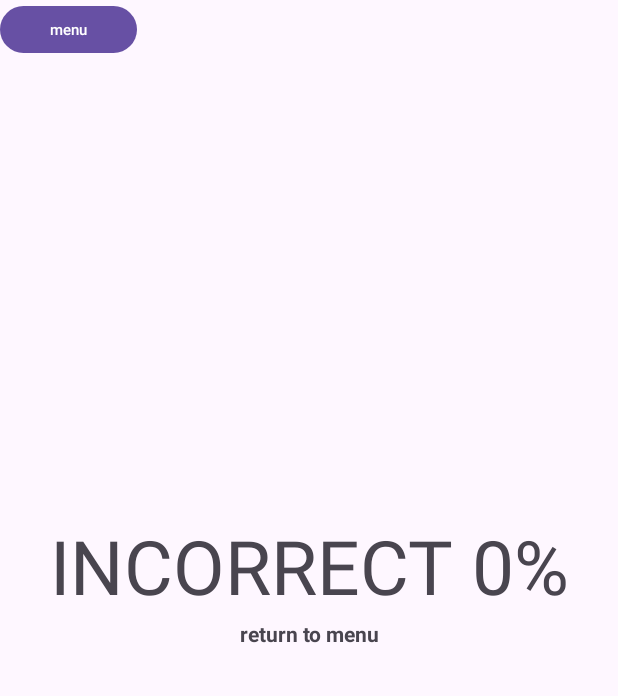
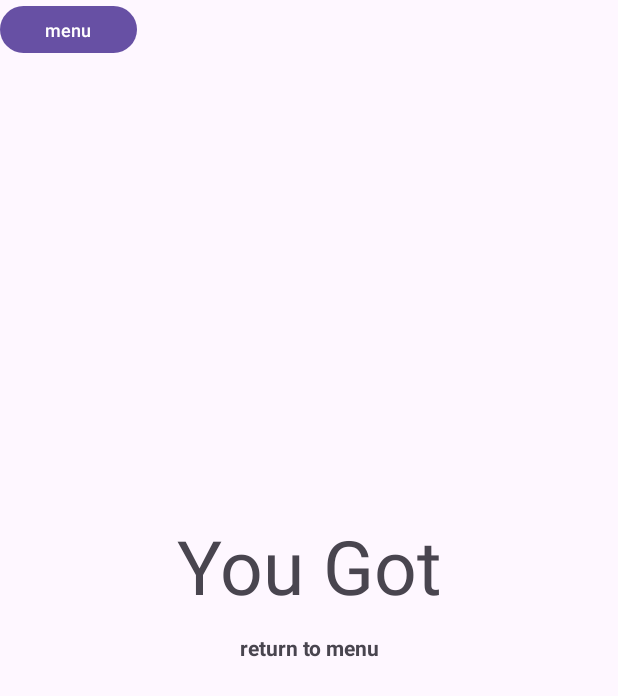
Before and after one commit to MrOpoku1/Math_Quiz, an Android app: the screen it shows after launch (MainActivity), after a tap on "True", on a phone screen of 412 x 824 dp. Shown: the top 696 px of the screen. Run offline under Robolectric (Android 15) with nearby library versions, the phone set to English and light mode, and no system bars; 1 statement that could not run was skipped.

Commit message:
Added Question .java clas, and started to integrate class into the main file

```diff
--- a/app/src/main/java/com/example/mathquiztrivia/MainActivity.java
+++ b/app/src/main/java/com/example/mathquiztrivia/MainActivity.java
@@ -1,51 +1,50 @@
 package com.example.mathquiztrivia;
 import android.content.Intent;
-import android.animation.ObjectAnimator;
 import android.os.Bundle;
-import android.util.DisplayMetrics;
 import android.widget.ImageView;
 import android.widget.TextView;
 import android.widget.Button;
 import android.view.View;
 import android.widget.Toast;
 
-import androidx.activity.EdgeToEdge;
 import androidx.appcompat.app.AppCompatActivity;
-import androidx.core.graphics.Insets;
-import androidx.core.view.ViewCompat;
-import androidx.core.view.WindowInsetsCompat;
+
 public class MainActivity extends AppCompatActivity {
 
-    Button falseButton, menuButton;
-    Button trueButton;
-    TextView RIGHT;
-   TextView WRONG;
+    Button falseButton, menuButton,trueButton;
+   TextView result;
    TextView Statement;
-   ImageView Imaginary;
-
+  private ImageView picture;
     @Override
     protected void onCreate(Bundle savedInstanceState) {
+
+             Question[] quesitons = new Question[]{
+                new Question (getString(R.string.Q1Q1_false), false),
+                new Question (getString(R.string.Q1Q2_true),true, ),
+                new Question (getString(R.string.Q1Q3_true), true),
+                new Question (getString(R.string.Q1Q4_false), false),
+                     new Question(getString(R.string.Q1Q5_false), false)
+        };
+
         super.onCreate(savedInstanceState);
         setContentView(R.layout.activity_main);
-        WRONG=(TextView)findViewById(R.id.WRONG);
-        RIGHT=(TextView)findViewById(R.id.RIGHT);
+        result=(TextView)findViewById(R.id.Result);
         Statement=(TextView)findViewById(R.id.Statement);
         trueButton=(Button)findViewById(R.id.True);
         falseButton=(Button)findViewById(R.id.False);
-        WRONG.setVisibility(View.INVISIBLE);
-        Imaginary=(ImageView)findViewById(R.id.imaginary);
-        RIGHT.setVisibility(View.INVISIBLE);
+        result.setVisibility(View.INVISIBLE);
+        picture =(ImageView)findViewById(R.id.picture);
         menuButton=(Button)findViewById(R.id.menu);
 
         trueButton.setOnClickListener(new View.OnClickListener() {
             @Override
             public void onClick(View v){
-                WRONG.setVisibility(View.VISIBLE);
-                RIGHT.setVisibility(View.INVISIBLE);
+                result.setVisibility(View.VISIBLE);
+               // RIGHT.setVisibility(View.INVISIBLE);
                 Statement.setVisibility(View.INVISIBLE);
                 trueButton.setVisibility(View.INVISIBLE);
                 falseButton.setVisibility(View.INVISIBLE);
-                Imaginary.setVisibility(View.INVISIBLE);
+                picture.setVisibility(View.INVISIBLE);
                 Toast.makeText(v.getContext(), "Incorrect...", Toast.LENGTH_SHORT).show();
 
             }
@@ -54,11 +53,11 @@ public class MainActivity extends AppCompatActivity {
             @Override
             public void onClick(View v){
                 RIGHT.setVisibility(View.VISIBLE);
-                WRONG.setVisibility(View.INVISIBLE);
+                result.setVisibility(View.INVISIBLE);
                 Statement.setVisibility(View.INVISIBLE);
                 trueButton.setVisibility(View.INVISIBLE);
                 falseButton.setVisibility(View.INVISIBLE);
-                Imaginary.setVisibility(View.INVISIBLE);
+                picture.setVisibility(View.INVISIBLE);
                 Toast.makeText(v.getContext(), "Correct!", Toast.LENGTH_SHORT).show();
 
             }
@@ -66,7 +65,7 @@ public class MainActivity extends AppCompatActivity {
         menuButton.setOnClickListener(new View.OnClickListener() {
             @Override
             public void onClick(View v){
-                Intent menu = new Intent(MainActivity.this, MainMenuActivity2.class);
+                Intent menu = new Intent(MainActivity.this, MainMenuActivity.class);
                 startActivity(menu);
             }
         });
--- a/app/src/main/res/layout/activity_main.xml
+++ b/app/src/main/res/layout/activity_main.xml
@@ -13,9 +13,10 @@
         android:layout_width="91dp"
         android:layout_height="39dp"
         android:text="menu"
-        android:textSize="10sp"
+        android:textSize="12sp"
         app:layout_constraintStart_toStartOf="parent"
-        app:layout_constraintTop_toTopOf="parent" />
+        app:layout_constraintTop_toTopOf="parent"
+        tools:ignore="HardcodedText" />
 
 
     <TextView
@@ -23,7 +24,7 @@
         android:layout_width="wrap_content"
         android:layout_height="wrap_content"
         android:gravity="center"
-        android:text="Imaginary numbers are real numbers"
+        android:text="@string/Q1Q1_false"
         android:textSize="30sp"
         android:textStyle="bold"
         app:layout_constraintBottom_toBottomOf="parent"
@@ -34,40 +35,26 @@
         app:layout_constraintVertical_bias="0.661" />
 
     <TextView
-        android:id="@+id/WRONG"
-    android:layout_width="wrap_content"
-    android:layout_height="wrap_content"
-    android:gravity="center"
-    android:text="INCORRECT 0%"
-    android:textSize="50sp"
-    app:layout_constraintBottom_toBottomOf="parent"
+        android:id="@+id/Result"
+        android:layout_width="wrap_content"
+        android:layout_height="wrap_content"
+        android:gravity="center"
+        android:text="@string/result"
+        android:textSize="50sp"
+        app:layout_constraintBottom_toBottomOf="parent"
 
         app:layout_constraintEnd_toEndOf="parent"
         app:layout_constraintStart_toStartOf="parent"
         app:layout_constraintTop_toTopOf="parent"
         app:layout_constraintVertical_bias="0.454" />
 
-    <TextView
-        android:id="@+id/RIGHT"
-        android:layout_width="wrap_content"
-        android:layout_height="wrap_content"
-        android:gravity="center"
-        android:text="CORRECT 100%"
-        android:textSize="50dp"
-        app:layout_constraintBottom_toBottomOf="parent"
-
-        app:layout_constraintEnd_toEndOf="parent"
-        app:layout_constraintHorizontal_bias="0.576"
-        app:layout_constraintStart_toStartOf="parent"
-        app:layout_constraintTop_toTopOf="parent"
-        app:layout_constraintVertical_bias="0.454" />
 
     <Button
         android:id="@+id/True"
         android:layout_width="211dp"
         android:layout_height="153dp"
         android:backgroundTint="#19732F"
-        android:text="True"
+        android:text="@string/True"
         android:textSize="50sp"
         app:layout_constraintBottom_toBottomOf="parent"
         app:layout_constraintStart_toStartOf="parent" />
@@ -77,7 +64,7 @@
         android:layout_width="211dp"
         android:layout_height="153dp"
         android:backgroundTint="#A20B0B"
-        android:text="False"
+        android:text="@string/False"
         android:textSize="50sp"
         app:layout_constraintBottom_toBottomOf="parent"
         app:layout_constraintEnd_toEndOf="parent" />
@@ -86,15 +73,18 @@
         android:id="@+id/Return"
         android:layout_width="95dp"
         android:layout_height="17dp"
-        android:layout_marginTop="2dp"
         android:gravity="center"
         android:text="return to menu"
         android:textStyle="bold"
+        app:layout_constraintBottom_toBottomOf="parent"
         app:layout_constraintEnd_toEndOf="parent"
         app:layout_constraintStart_toStartOf="parent"
-        app:layout_constraintTop_toBottomOf="@+id/WRONG" />
+        app:layout_constraintTop_toTopOf="@+id/Result"
+        app:layout_constraintVertical_bias="0.17"
+        tools:ignore="HardcodedText" />
+
     <ImageView
-        android:id="@+id/imaginary"
+        android:id="@+id/picture"
         android:layout_width="388dp"
         android:layout_height="119dp"
         android:layout_centerInParent="true"
@@ -103,5 +93,6 @@
         app:layout_constraintEnd_toEndOf="parent"
         app:layout_constraintStart_toStartOf="parent"
         app:layout_constraintTop_toTopOf="parent"
-        app:layout_constraintVertical_bias="0.475" />
+        app:layout_constraintVertical_bias="0.475"
+        tools:ignore="ContentDescription" />
 </androidx.constraintlayout.widget.ConstraintLayout>
--- a/app/src/main/res/layout/activity_main2.xml
+++ b/app/src/main/res/layout/activity_main2.xml
@@ -15,7 +15,8 @@
         android:text="PLACEHOLDER"
         android:textSize="50sp"
         app:layout_constraintBottom_toBottomOf="parent"
-        app:layout_constraintTop_toTopOf="parent"
-        tools:layout_editor_absoluteX="35dp" />
+        app:layout_constraintEnd_toEndOf="parent"
+        app:layout_constraintStart_toStartOf="parent"
+        app:layout_constraintTop_toTopOf="parent" />
 
 </androidx.constraintlayout.widget.ConstraintLayout>
--- a/app/src/main/res/values/strings.xml
+++ b/app/src/main/res/values/strings.xml
@@ -1,3 +1,12 @@
 <resources>
     <string name="app_name">Math Quiz Trivia</string>
+    <string name="True">True</string>
+    <string name="False">False</string>
+    <string name ="Q1Q1_false">Imaginary numbers are real numbers</string><!--false-->
+    <string name ="Q1Q2_true">3 is a factor of 9 </string><!--true-->
+    <string name ="Q1Q3_true">676 is a perfect square </string><!--true-->
+    <string name ="Q1Q4_false">Pi is a rational number</string><!--false-->
+    <string name ="Q1Q5_false">51 is not a prime number </string><!--false-->
+    <string name ="result">You Got </string>
+
 </resources>
```
Also changed, not shown: app/src/main/java/com/example/mathquiztrivia/MainMenuActivity.java (renamed from app/src/main/java/com/example/mathquiztrivia/MainMenuActivity2.java, +2 -7 lines), app/src/main/java/com/example/mathquiztrivia/Question.java (added, +33 -0 lines).
